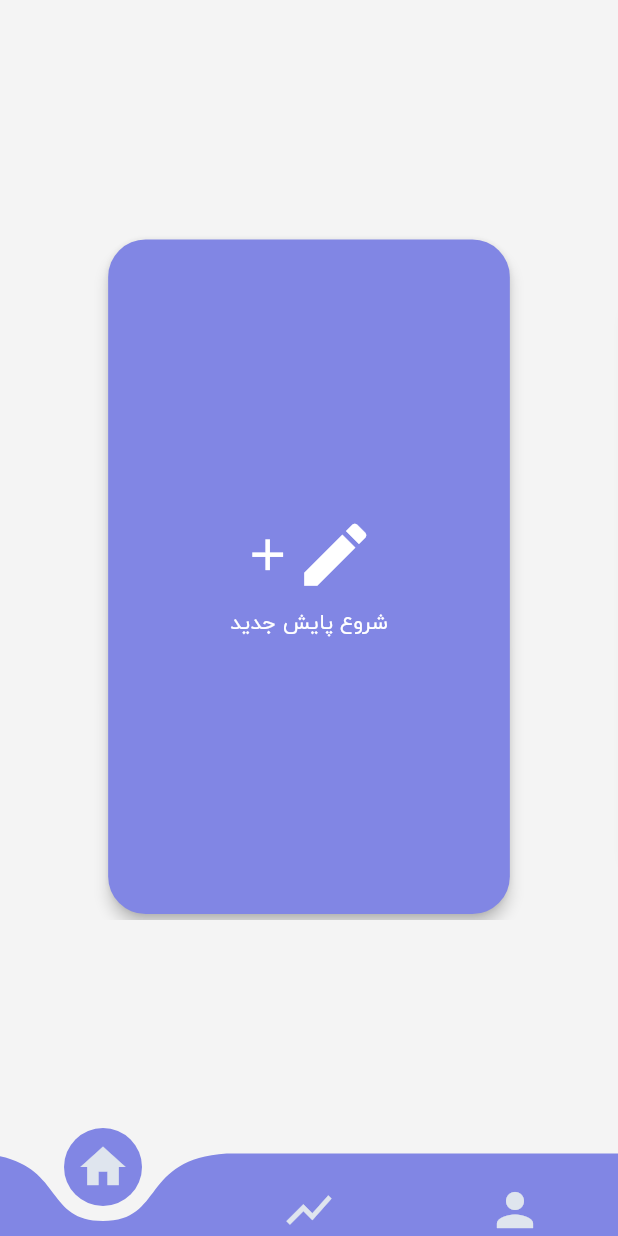
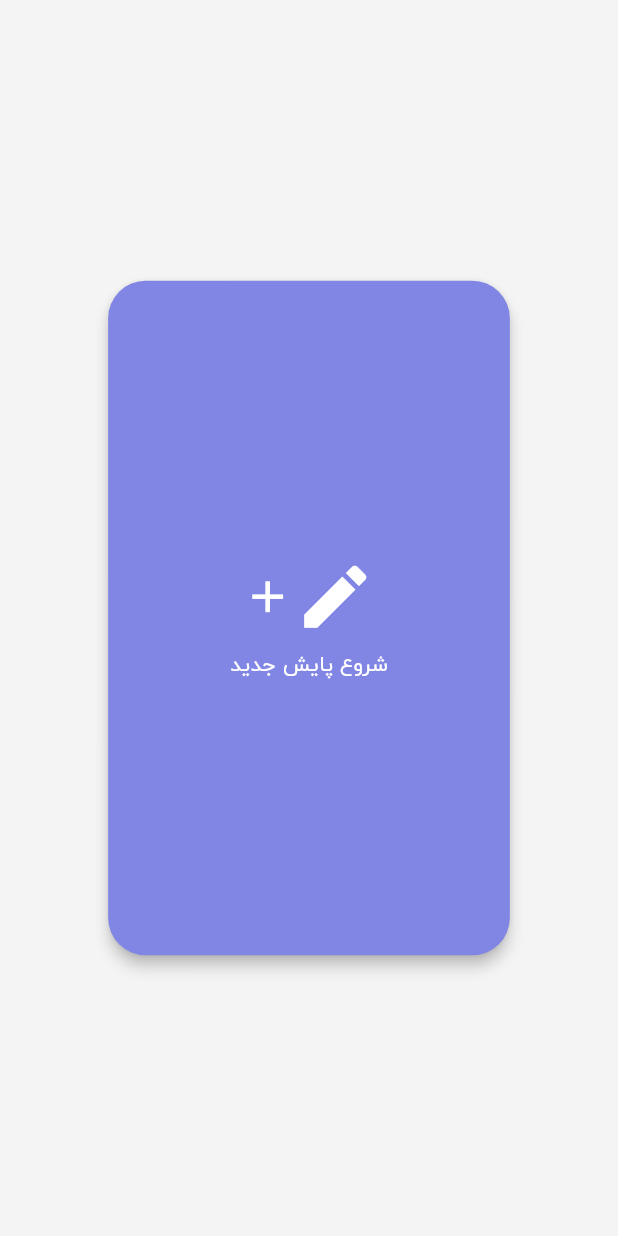
Before and after one commit to AbediSadegh/gnu, a Flutter app: the Home screen opened directly, on a phone screen of 412 x 824 dp. Run offline on Flutter 3.47's test engine with Material 2 defaults, Android fonts, the phone set to English and light mode, and no system bars; drawn by our look-alikes of carousel_slider, curved_navigation_bar; our stand-ins replace fl_chart, flutter_svg, font_awesome_flutter, hidden_drawer_menu, shared_preferences; accounts and stored records are empty.

Commit message:
Merge branch 'master' of https://www.github.com/khordad36/gnu
# Conflicts:
#	lib/widgets/home.dart
#	pubspec.yaml

```diff
--- a/lib/widgets/home.dart
+++ b/lib/widgets/home.dart
@@ -17,12 +17,29 @@ class Home extends StatefulWidget {
   _HomeState createState() => _HomeState();
 }
 
+
+
+class _HomeState extends State<Home> {
+  bool _firstRunLocalVar;
+  static bool firstRun = true;
   int _page = 0;
 
-class _HomeState extends State<Home> {
+  @override
+  void initState() {
+    super.initState();
+    this._firstRunLocalVar = _HomeState.firstRun;
+    if (firstRun) _HomeState.firstRun = false;
+  }
+
+
   @override
   Widget build(BuildContext context) {
-    return Scaffold(
+    return _firstRunLocalVar ?
+        Scaffold(
+          backgroundColor: Color(0xfff4f4f4),
+          body: body(),
+        )
+        : Scaffold(
       backgroundColor: Color(0xfff4f4f4),
       bottomNavigationBar: CurvedNavigationBar(
         color: Theme.of(context).primaryColor,
@@ -33,14 +50,14 @@ class _HomeState extends State<Home> {
             Icons.home,
             size: 36,
           ),
-          Icon(
+          !_firstRunLocalVar ? Icon(
             Icons.show_chart,
             size: 36,
-          ),
-          Icon(
+          ) : null,
+          !_firstRunLocalVar ? Icon(
             Icons.person,
             size: 36,
-          )
+          ): null,
         ],
         onTap: (i) {
           setState(() {
@@ -48,7 +65,11 @@ class _HomeState extends State<Home> {
           });
         },
       ),
-      body: (_page == 0)
+      body: body(),
+    );
+  }
+  Widget body(){
+    return (_page == 0)
         ? Container(
         child: Center(
           child: Directionality(
@@ -59,7 +80,32 @@ class _HomeState extends State<Home> {
               reverse: false,
               initialPage: 0,
               enableInfiniteScroll: false,
-                  items: <Widget>[
+              items: _getItems(),
+            ),
+          ),
+        ))
+        : (_page == 1)
+        ? Padding(
+      padding: EdgeInsets.all(6),
+      child: ListView(
+        children: [
+          LineChartSample2(),
+          SizedBox(
+            height: 10,
+          ),
+          PieChartSample2(),
+          SizedBox(
+            height: 10,
+          ),
+          BarChartSample1()
+        ],
+      ),)
+        : Container();
+  }
+
+  List<Widget> _getItems(){
+    if (!_firstRunLocalVar){
+      return <Widget>[
         HomeCard(
           date: null,
           moodIcon: null,
@@ -96,7 +142,9 @@ class _HomeState extends State<Home> {
               ),
             ],
           ),
-                      color: Theme.of(context).primaryColor,
+          color: Theme
+              .of(context)
+              .primaryColor,
         ),
         HomeCard(
           date: '1398/11/5',
@@ -148,30 +196,53 @@ class _HomeState extends State<Home> {
             ),
           ),
         ),
+      ];
+    }else {
+      return <Widget>[
+        HomeCard(
+          date: null,
+          moodIcon: null,
+          onPressed: () {
+            Navigator.of(context)
+                .push(ScaleRoute(page: QuestionPage()));
+          },
+          child: Column(
+            mainAxisAlignment: MainAxisAlignment.center,
+            children: <Widget>[
+              Row(
+                mainAxisAlignment: MainAxisAlignment.center,
+                children: <Widget>[
+                  Icon(
+                    Icons.add,
+                    color: Colors.white,
+                    size: 35,
+                  ),
+                  SizedBox(
+                    height: 5.0,
+                  ),
+                  Icon(
+                    Icons.edit,
+                    color: Colors.white,
+                  ),
                 ],
               ),
+              SizedBox(
+                height: 5.0,
               ),
-            ))
-          : (_page == 1)
-              ? Padding(
-                  padding: EdgeInsets.all(6),
-                  child: ListView(
-                    children: [
-                      LineChartSample2(),
-                      SizedBox(
-                        height: 10,
+              Text(
+                'شروع پایش جدید',
+                style: TextStyle(color: Colors.white),
               ),
-                      PieChartSample2(),
-                      SizedBox(
-                        height: 10,
+            ],
           ),
-                      BarChartSample1()
-                    ],
-                  ))
-              : Container(),
-    );
+          color: Theme.of(context).primaryColor,
+        ),
+      ];
     }
   }
+}
+
+
 
 class ScaleRoute extends PageRouteBuilder {
   final Widget page;
```
Also changed, not shown: lib/ui/question.dart (+23 -27 lines), lib/widgets/gnu_slider.dart (+62 -21 lines). Lines whose indentation alone changed are shown as unchanged.
